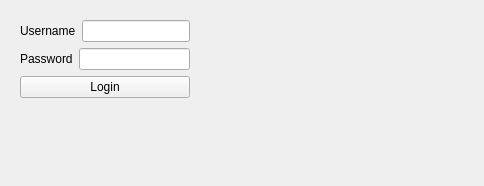
First picture: the form in mainwindow.ui, repository SanimKumarKhatri/DSA_Project, before the edit.
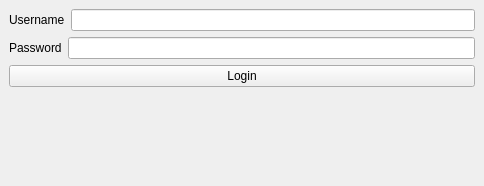
Second picture: the form after the edit.

```diff
--- a/mainwindow.ui
+++ b/mainwindow.ui
@@ -14,17 +14,10 @@
    <string>MainWindow</string>
   </property>
   <widget class="QWidget" name="centralwidget">
-   <widget class="QWidget" name="">
-    <property name="geometry">
-     <rect>
-      <x>20</x>
-      <y>20</y>
-      <width>213</width>
-      <height>136</height>
-     </rect>
-    </property>
-    <layout class="QFormLayout" name="formLayout">
-     <item row="0" column="0">
+   <layout class="QVBoxLayout" name="verticalLayout_3">
+    <item>
+     <layout class="QVBoxLayout" name="verticalLayout_4">
+      <item>
       <layout class="QVBoxLayout" name="verticalLayout_2">
        <item>
         <layout class="QVBoxLayout" name="verticalLayout">
@@ -77,7 +70,7 @@
        </item>
       </layout>
      </item>
-     <item row="1" column="0">
+      <item>
       <widget class="QLabel" name="loginstatusbox">
        <property name="text">
         <string/>
@@ -85,7 +78,8 @@
       </widget>
      </item>
     </layout>
-   </widget>
+    </item>
+   </layout>
   </widget>
  </widget>
  <resources/>
```
Lines whose indentation alone changed are shown as unchanged.
